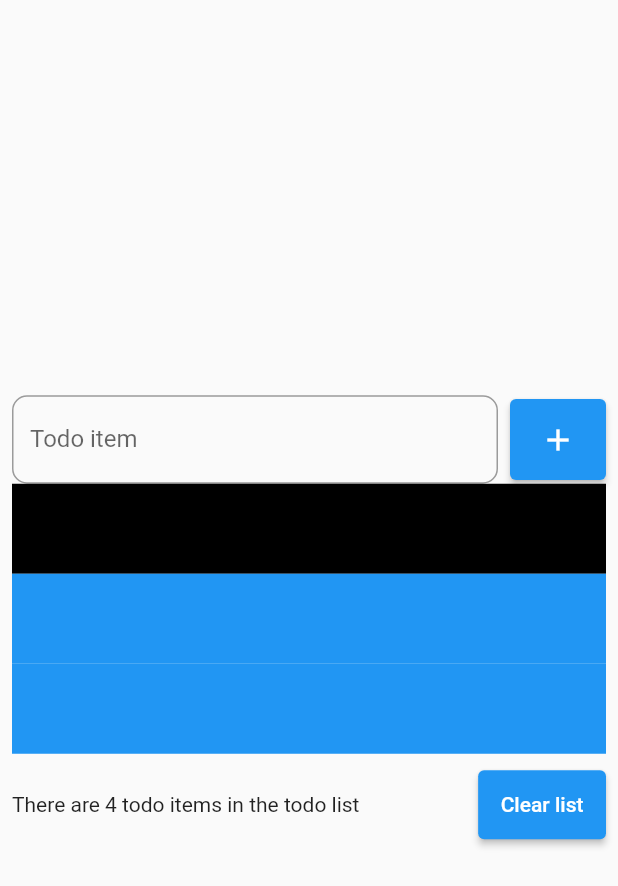
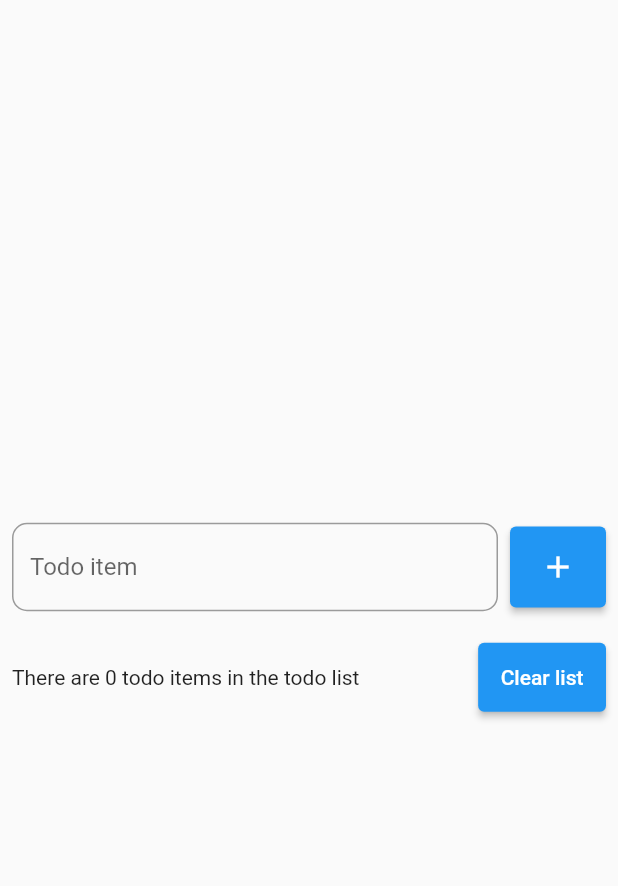
Before and after one commit to EduardoLeoDaSilva/todo_list, a Flutter app: the screen it shows after launch, on a phone screen of 412 x 824 dp. Shown: the top 886 px of the screen. Run offline on Flutter 3.47's test engine with Material 2 defaults, Android fonts, the phone set to English and light mode, and no system bars.

Commit message:
Added todoItem widget and class, and adapting the home page to be functional according to the new structure

```diff
--- a/lib/main.dart
+++ b/lib/main.dart
@@ -1,10 +1,9 @@
-import 'package:flutter/cupertino.dart';
 import 'package:flutter/material.dart';
 import 'package:todo_list/pages/home_page.dart';
 
 void main(List<String> args) {
-  runApp(const MaterialApp(
+  runApp( MaterialApp(
     debugShowCheckedModeBanner: false,
-    home: HomePage(),
+    home:  HomePage(),
   ));
 }
--- /dev/null
+++ b/lib/models/todo_item.dart
@@ -0,0 +1,9 @@
+class TodoItem{
+
+  TodoItem({this.title, this.date});
+
+
+  String? title;
+  DateTime? date;
+
+}
--- a/lib/pages/home_page.dart
+++ b/lib/pages/home_page.dart
@@ -1,12 +1,24 @@
 import 'package:flutter/material.dart';
+import 'package:todo_list/models/todo_item.dart';
+import 'package:todo_list/widgets/todo_widget.dart';
 
-class HomePage extends StatelessWidget {
-  const HomePage({Key? key}) : super(key: key);
+class HomePage extends StatefulWidget {
+  HomePage({Key? key}) : super(key: key);
+
+  @override
+  State<HomePage> createState() => _HomePageState();
+}
+
+class _HomePageState extends State<HomePage> {
+  final List<TodoItem> todoList = [];
+
+  final TextEditingController todoInputController = TextEditingController();
 
   @override
   Widget build(BuildContext context) {
     return Scaffold(
-      body: Center(
+      body: SafeArea(
+        child: Center(
           child: Padding(
             padding: const EdgeInsets.all(8.0),
             child: Column(
@@ -17,6 +29,7 @@ class HomePage extends StatelessWidget {
                   children: [
                     Expanded(
                       child: TextField(
+                        controller: todoInputController,
                         decoration: InputDecoration(
                           label: const Text('Todo item'),
                           border: OutlineInputBorder(
@@ -27,43 +40,44 @@ class HomePage extends StatelessWidget {
                     ),
                     const SizedBox(width: 8),
                     ElevatedButton(
-                    onPressed: () {},
+                      onPressed: () {
+                        var todoItem = TodoItem(title: todoInputController.text, date: DateTime.now());
+                       setState(() {
+                        todoList.add(todoItem);
+                       });
+                       todoInputController.clear();
+                      },
                       style: ElevatedButton.styleFrom(
                           padding: const EdgeInsets.all(15)),
                       child: const Icon(Icons.add),
                     )
                   ],
                 ),
-              ListView(
+                const SizedBox(
+                  height: 10,
+                ),
+                Flexible(
+                  child: ListView(
                     scrollDirection: Axis.vertical,
                     shrinkWrap: true,
                     children: [
-                  Container(
-                    color: Colors.black,
-                    height: 60,
+                      for (var item in todoList)
+                       TodoItemWidget(todoItem: item),
+                    ],
                   ),
-                  Container(
-                    color: Colors.blue,
-                    height: 60,
-                  ),
-                  Container(
-                    color: Colors.blue,
-                    height: 60,
-                  ),
-                ],
                 ),
                 Padding(
                   padding: const EdgeInsets.only(top: 10),
                   child: Row(
                     children: [
-                    const Expanded(
-                      child: Text('There are 4 todo items in the todo list'),
+                       Expanded(
+                        child: Text('There are ${todoList.length} todo items in the todo list'),
                       ),
                       ElevatedButton(
-                      onPressed: () {},
+                        onPressed: () => clearList(),
+                        style: ElevatedButton.styleFrom(
+                            padding: const EdgeInsets.all(15)),
                         child: const Text('Clear list'),
-                      style:
-                          ElevatedButton.styleFrom(padding: EdgeInsets.all(15)),
                       )
                     ],
                   ),
@@ -72,6 +86,27 @@ class HomePage extends StatelessWidget {
             ),
           ),
         ),
+      ),
     );
   }
+
+  void clearList(){
+    showDialog(context: context, builder: (context){
+        return AlertDialog(
+          title: const Text('Clear list'),
+          content: const Text('Are you sure?'),
+          actions: [
+            TextButton(onPressed: (){
+              Navigator.of(context).pop();
+            }, child: const Text('Cancel')),
+            TextButton(onPressed: (){
+              setState(() {
+                todoList.clear();
+              });
+              Navigator.of(context).pop();
+            }, child: const Text('Clear')),
+          ],
+        );
+    });
   }
+}
--- a/pubspec.yaml
+++ b/pubspec.yaml
@@ -29,6 +29,7 @@ environment:
 dependencies:
   flutter:
     sdk: flutter
+  intl:
 
 
   # The following adds the Cupertino Icons font to your application.
```
Also changed, not shown: lib/widgets/todo_widget.dart (added, +38 -0 lines), pubspec.lock. Lines whose indentation alone changed are shown as unchanged.
